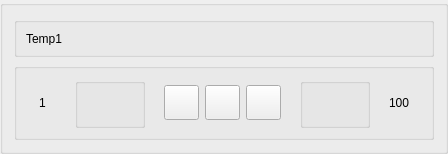
Above: forms/player.ui from Mohammed4mach/ap-qt before the change. Below: the same form after it.
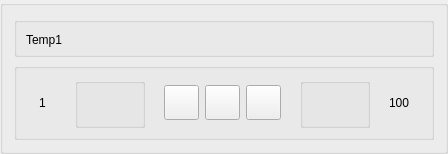
That is the form after the change. Icons and pictures are not drawn.

The edit to the form file:
```diff
--- a/forms/player.ui
+++ b/forms/player.ui
@@ -46,6 +46,12 @@
      <layout class="QHBoxLayout" name="horizontalLayout">
       <item>
        <widget class="QLabel" name="name">
+        <property name="minimumSize">
+         <size>
+          <width>0</width>
+          <height>15</height>
+         </size>
+        </property>
         <property name="text">
          <string>Temp1</string>
         </property>
```
